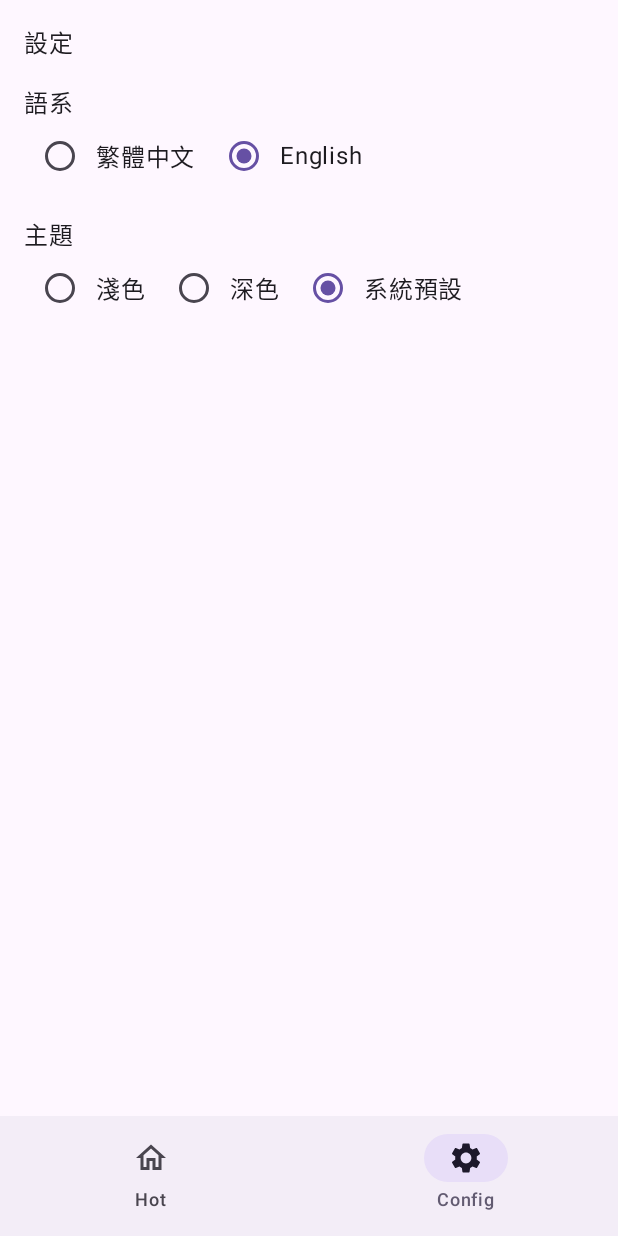
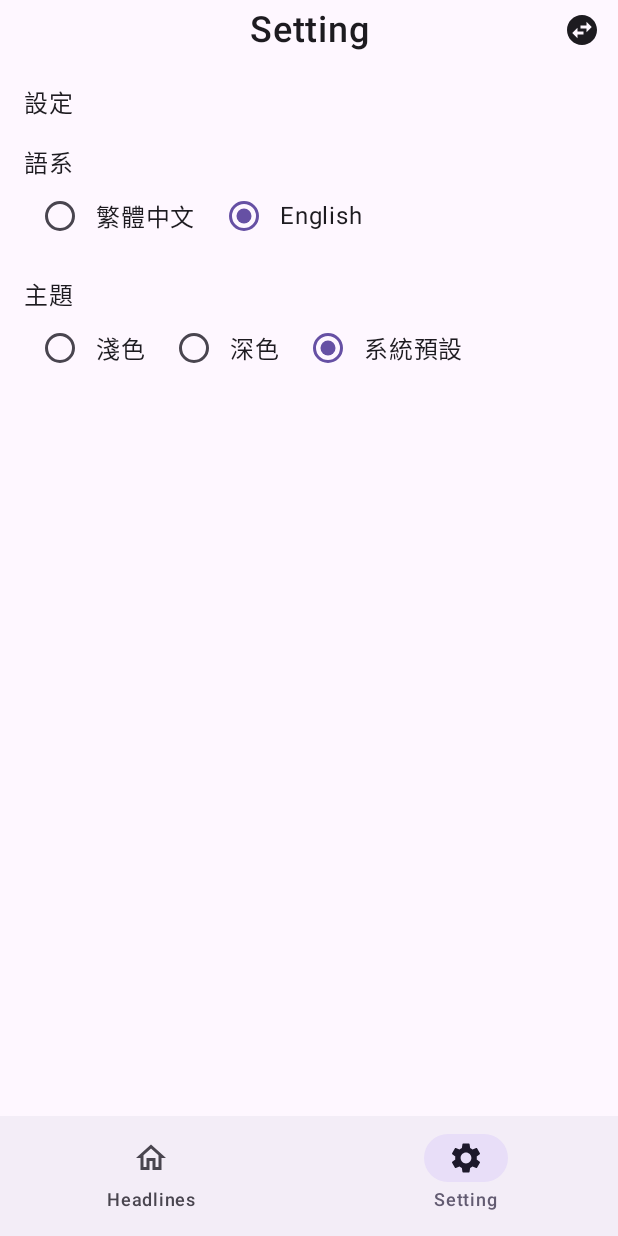
Before and after one commit to GeorgeChu427/NewsApiTest, an Android app built with Jetpack Compose: the screen it shows after launch (MainActivity), item 2 of the bottom bar chosen, on a phone screen of 412 x 824 dp. Run offline under Robolectric (Android 15) with nearby library versions, the phone set to English and light mode, and no system bars; our stand-ins replace Dagger/Hilt's generated code; network calls fail; 1 statement that could not run was skipped.

```diff
--- a/app/src/main/java/com/george/newsapi/Const.kt
+++ b/app/src/main/java/com/george/newsapi/Const.kt
@@ -3,3 +3,6 @@ package com.george.newsapi
 
 val NEWS_API_URL = "https://newsapi.org/"
 val NEWS_API_KEY = "2beb429b00184dffa439bc67fafc9b21"
+
+// 轉導動畫的時間
+val SCREEN_NAV_DURATION: Int = 500
--- a/app/src/main/java/com/george/newsapi/ui/Route.kt
+++ b/app/src/main/java/com/george/newsapi/ui/Route.kt
@@ -1,24 +1,91 @@
 package com.george.newsapi.ui
 
-object Route {
+import androidx.compose.animation.AnimatedContentTransitionScope
+import androidx.compose.animation.EnterTransition
+import androidx.compose.animation.ExitTransition
+import androidx.compose.animation.core.tween
+import androidx.navigation.NavBackStackEntry
+import androidx.navigation.NavController
+import com.george.newsapi.SCREEN_NAV_DURATION
+
+enum class Route(
+    val route: String,
+    val title: String,
+    val isHomeScreen: Boolean = false,
+    val enterTransition: (AnimatedContentTransitionScope<NavBackStackEntry>.() -> EnterTransition?)? = null,
+    val exitTransition: (AnimatedContentTransitionScope<NavBackStackEntry>.() -> ExitTransition?)? = null
+) {
 
     /**
      * 頭條新聞 (首頁)
      */
-    const val HEADLINES = "headlines"
+    HEADLINES(
+        route = "headlines",
+        title = "Headlines",
+        isHomeScreen = true
+    ),
 
     /**
      * APP 設定頁
      */
-    const val CONFIG = "config"
+    CONFIG(
+        route = "config",
+        title = "Setting",
+        isHomeScreen = true
+    ),
 
     /**
      * 詳細新聞頁面
      */
-    const val DETAIL = "detail"
+    DETAIL(
+        route = "detail",
+        title = "News",
+        enterTransition = {
+            slideIntoContainer(
+                AnimatedContentTransitionScope.SlideDirection.Start,
+                animationSpec = tween(SCREEN_NAV_DURATION)
+            )
+        },
+        exitTransition = {
+            slideOutOfContainer(
+                AnimatedContentTransitionScope.SlideDirection.End,
+                animationSpec = tween(SCREEN_NAV_DURATION)
+            )
+        }
+    ),
 
     /**
      * WebView
      */
-    const val WEB = "webView"
+    WEB(
+        route = "webView",
+        title = "Web",
+        enterTransition = {
+            slideIntoContainer(
+                AnimatedContentTransitionScope.SlideDirection.Start,
+                animationSpec = tween(SCREEN_NAV_DURATION)
+            )
+        },
+        exitTransition = {
+            slideOutOfContainer(
+                AnimatedContentTransitionScope.SlideDirection.End,
+                animationSpec = tween(SCREEN_NAV_DURATION)
+            )
+        }
+    );
+
+    fun navigate(navController: NavController) {
+        navController.navigate(route)
+    }
+
+
+    companion object {
+
+        fun find(route: String): Route {
+            return entries.find {
+                it.route == route
+            } ?: HEADLINES
+        }
+
+    }
 }
--- a/app/src/main/java/com/george/newsapi/ui/activity/MainActivity.kt
+++ b/app/src/main/java/com/george/newsapi/ui/activity/MainActivity.kt
@@ -6,7 +6,14 @@ import androidx.activity.ComponentActivity
 import androidx.activity.compose.setContent
 import androidx.activity.enableEdgeToEdge
 import androidx.compose.animation.AnimatedVisibility
+import androidx.compose.foundation.clickable
+import androidx.compose.foundation.layout.Box
+import androidx.compose.foundation.layout.WindowInsets
+import androidx.compose.foundation.layout.asPaddingValues
+import androidx.compose.foundation.layout.fillMaxWidth
+import androidx.compose.foundation.layout.height
 import androidx.compose.foundation.layout.padding
+import androidx.compose.foundation.layout.statusBars
 import androidx.compose.material3.Icon
 import androidx.compose.material3.NavigationBar
 import androidx.compose.material3.NavigationBarItem
@@ -18,13 +25,20 @@ import androidx.compose.runtime.getValue
 import androidx.compose.runtime.mutableIntStateOf
 import androidx.compose.runtime.saveable.rememberSaveable
 import androidx.compose.runtime.setValue
+import androidx.compose.ui.Alignment
 import androidx.compose.ui.Modifier
 import androidx.compose.ui.platform.LocalContext
+import androidx.compose.ui.res.painterResource
+import androidx.compose.ui.text.font.FontWeight
+import androidx.compose.ui.text.style.TextAlign
+import androidx.compose.ui.unit.dp
+import androidx.compose.ui.unit.sp
 import androidx.hilt.navigation.compose.hiltViewModel
 import androidx.navigation.compose.NavHost
 import androidx.navigation.compose.composable
 import androidx.navigation.compose.currentBackStackEntryAsState
 import androidx.navigation.compose.rememberNavController
+import com.george.newsapi.R
 import com.george.newsapi.ui.Route
 import com.george.newsapi.ui.activity.data.BottomNavItem
 import com.george.newsapi.ui.screen.config.ConfigScreen
@@ -61,33 +75,59 @@ class MainActivity : ComponentActivity() {
 
         // 控制 NavigationBar 顯示與否
         val navBackStackEntry by navController.currentBackStackEntryAsState()
-        val currentRoute = navBackStackEntry?.destination?.route
-
-        val showBottomBar = when (currentRoute) {
-            Route.HEADLINES, Route.CONFIG -> true
-            else -> false
-        }
+        val currentRoute = navBackStackEntry?.destination?.route?.let {
+            Route.find(it)
+        } ?: Route.HEADLINES
 
         Scaffold(
+            topBar = {
+                if (currentRoute.isHomeScreen) {
+                    Box(
+                        modifier = Modifier
+                            .padding(WindowInsets.statusBars.asPaddingValues())
+                            .height(40.dp)
+                            .padding(horizontal = 12.dp)
+                    ) {
+                        Text(
+                            text = currentRoute.title,
+                            fontSize = 24.sp,
+                            fontWeight = FontWeight.W500,
+                            textAlign = TextAlign.Center,
+                            modifier = Modifier
+                                .fillMaxWidth()
+                                .align(Alignment.Center)
+                        )
+                        Icon(
+                            painter = painterResource(id = R.drawable.ic_switch),
+                            contentDescription = "Switch Language",
+                            modifier = Modifier
+                                .align(Alignment.CenterEnd)
+                                .clickable {
+                                    // todo Switch Language
+                                }
+                        )
+                    }
+                }
+            },
             bottomBar = {
-                AnimatedVisibility(visible = showBottomBar) {
+                AnimatedVisibility(visible = currentRoute.isHomeScreen) {
                     NavigationBar {
                         BottomNavItem.entries.forEachIndexed { index, item ->
                             val isSelected = selectedItemIndex == index
                             NavigationBarItem(
                                 selected = isSelected,
                                 label = {
-                                    Text(text = item.title)
+                                    Text(text = item.route.title)
                                 },
                                 icon = {
                                     Icon(
                                         imageVector = if (isSelected) item.selectedIcon else item.unSelectedIcon,
-                                        contentDescription = item.title
+                                        contentDescription = item.route.title
                                     )
                                 },
                                 onClick = {
                                     selectedItemIndex = index
-                                    navController.navigate(item.route)
+                                    item.route.navigate(navController)
                                 }
                             )
                         }
@@ -97,18 +137,22 @@ class MainActivity : ComponentActivity() {
         ) { paddingValues ->
             NavHost(
                 navController = navController,
-                startDestination = Route.HEADLINES,
+                startDestination = Route.HEADLINES.route,
                 modifier = Modifier.padding(paddingValues)
             ) {
-                composable(Route.HEADLINES) {
+                composable(Route.HEADLINES.route) {
                     HeadlinesScreen(
                         navController,
                         sharedViewModel = sharedArticleViewModel
                     )
                 }
-                composable(Route.CONFIG) { ConfigScreen() }
+                composable(Route.CONFIG.route) { ConfigScreen() }
 
-                composable(Route.DETAIL) {
+                composable(
+                    route = Route.DETAIL.route,
+                    enterTransition = Route.DETAIL.enterTransition,
+                    exitTransition = Route.DETAIL.exitTransition
+                ) {
                     val article by sharedArticleViewModel.selectedArticle.collectAsState()
 
                     if (article != null) {
@@ -119,7 +163,7 @@ class MainActivity : ComponentActivity() {
                                 sharedArticleViewModel.clear()
                             },
                             onOpenWebClick = { url ->
-                                navController.navigate(Route.WEB)
+                                Route.WEB.navigate(navController)
                             }
                         )
                     } else {
@@ -127,9 +171,12 @@ class MainActivity : ComponentActivity() {
                     }
                 }
 
-                composable(Route.WEB) {
+                composable(
+                    route = Route.WEB.route,
+                    enterTransition = Route.WEB.enterTransition,
+                    exitTransition = Route.WEB.exitTransition
+                ) {
                     val article by sharedArticleViewModel.selectedArticle.collectAsState()
-
                     if (article != null && !article?.url.isNullOrBlank()) {
                         WebViewScreen(
                             article = article!!,
--- a/app/src/main/java/com/george/newsapi/ui/activity/data/BottomNavItem.kt
+++ b/app/src/main/java/com/george/newsapi/ui/activity/data/BottomNavItem.kt
@@ -9,24 +9,22 @@ import androidx.compose.ui.graphics.vector.ImageVector
 import com.george.newsapi.ui.Route
 
 enum class BottomNavItem(
-    val title: String,
+    val route: Route,
     val selectedIcon: ImageVector,
     val unSelectedIcon: ImageVector,
-    val route: String
 ) {
 
     HEADLINES(
-        title = "Hot",
+        route = Route.HEADLINES,
         selectedIcon = Icons.Filled.Home,
         unSelectedIcon = Icons.Outlined.Home,
-        route = Route.HEADLINES
+
     ),
 
     CONFIG(
-        title = "Config",
+        route = Route.CONFIG,
         selectedIcon = Icons.Filled.Settings,
         unSelectedIcon = Icons.Outlined.Settings,
-        route = Route.CONFIG
     );
 
 }
--- a/app/src/main/java/com/george/newsapi/ui/screen/headlines/HeadlinesScreen.kt
+++ b/app/src/main/java/com/george/newsapi/ui/screen/headlines/HeadlinesScreen.kt
@@ -51,7 +51,7 @@ fun HeadlinesScreen(
                         .padding(8.dp)
                         .clickable {
                             sharedViewModel.selectArticle(item)
-                            navController.navigate(Route.DETAIL)
+                            Route.DETAIL.navigate(navController)
                         }
                 )
             }
--- /dev/null
+++ b/app/src/main/res/drawable/ic_switch.xml
@@ -0,0 +1,5 @@
+<vector xmlns:android="http://schemas.android.com/apk/res/android" android:height="24dp" android:tint="#FFFFFF" android:viewportHeight="24" android:viewportWidth="24" android:width="24dp">
+
+    <path android:fillColor="@android:color/white" android:pathData="M22,12c0,-5.52 -4.48,-10 -10,-10S2,6.48 2,12s4.48,10 10,10 10,-4.48 10,-10zM15,6.5l3.5,3.5 -3.5,3.5L15,11h-4L11,9h4L15,6.5zM9,17.5L5.5,14 9,10.5L9,13h4v2L9,15v2.5z"/>
+
+</vector>
```
